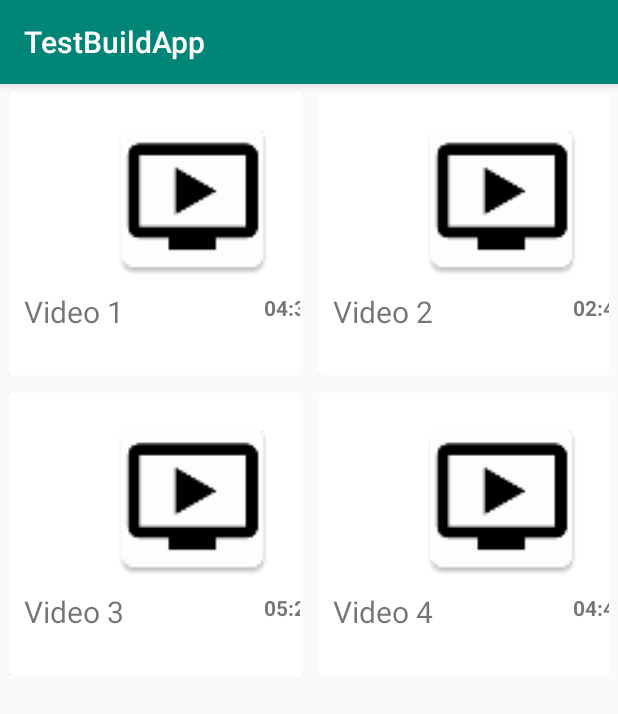
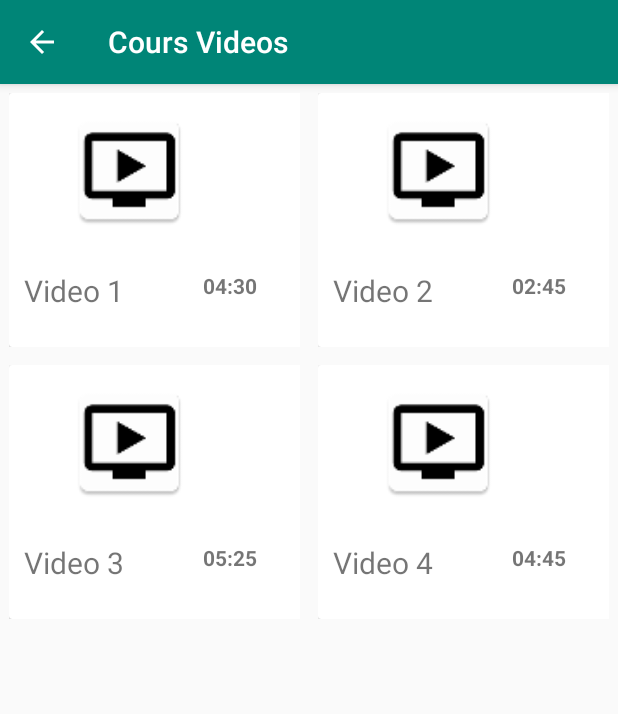
Before and after one commit to KotlinGeekDev/InfoTechEduApp, an Android app: the VideoCoursesActivity screen opened directly, with no data from a screen before it, on a phone screen of 412 x 824 dp. Shown: the top 714 px of the screen. Run offline under Robolectric (Android 15) with nearby library versions, the phone set to English and light mode, and no system bars.

Commit message:
Some fixes made:  1. Starting of video list display activity using Intents.

```diff
--- a/TestBuildApp/app/src/main/AndroidManifest.xml
+++ b/TestBuildApp/app/src/main/AndroidManifest.xml
@@ -18,7 +18,15 @@
                 android:name="android.support.PARENT_ACTIVITY"
                 android:value="tk.infotech.courses.android.mobileapps.testbuildapp.MainActivity" />
         </activity>
-        <activity android:name=".VideoCoursesActivity" />
+        <activity android:name=".VideoCoursesActivity"
+            android:label="Cours Videos"
+            android:parentActivityName=".MainActivity">
+
+            <!-- Parent activity meta-data to support 4.0 and lower -->
+            <meta-data
+                android:name="android.support.PARENT_ACTIVITY"
+                android:value="tk.infotech.courses.android.mobileapps.testbuildapp.MainActivity" />
+        </activity>
         <activity
             android:name=".main.information.AppInformation"
             android:label="A propos"
--- a/TestBuildApp/app/src/main/java/tk/infotech/courses/android/mobileapps/testbuildapp/MainActivity.java
+++ b/TestBuildApp/app/src/main/java/tk/infotech/courses/android/mobileapps/testbuildapp/MainActivity.java
@@ -74,7 +74,8 @@ public class MainActivity extends AppCompatActivity
         int id = item.getItemId();
 
         if (id == R.id.nav_video_icon) {
-            // Handle the camera action
+            Intent videoActivityIntent = new Intent(this, VideoCoursesActivity.class);
+            startActivity(videoActivityIntent);
         } else if (id == R.id.nav_course) {
 
             Intent chaptersIntent = new Intent(this, CourseChaptersActivity.class);
--- a/TestBuildApp/app/src/main/java/tk/infotech/courses/android/mobileapps/testbuildapp/Video.java
+++ b/TestBuildApp/app/src/main/java/tk/infotech/courses/android/mobileapps/testbuildapp/Video.java
@@ -9,6 +9,10 @@ public class Video {
         this.videoName = videoName;
         this.duration = videoDuration;
         this.videoThumbNailId = videoThumbNailId;
+    }
+
+    public Video() {
+
     }
 
     public int getVideoThumbNailId() {
@@ -34,4 +38,12 @@ public class Video {
     public void setVideoThumbNailId(int videoThumbNailId) {
         this.videoThumbNailId = videoThumbNailId;
     }
+
+    // Will need to add or remove this method in order to implement the SOC principle of architecture.
+
+//    public List<Video> getListOfVideos() {
+//        List<Video> videos = new ArrayList<>();
+//        videos.add(new Video("Chapter 1", "05:20", 10002));
+//        return videos;
+//    }
 }
--- a/TestBuildApp/app/src/main/res/layout/video_list_item.xml
+++ b/TestBuildApp/app/src/main/res/layout/video_list_item.xml
@@ -8,49 +8,51 @@
 
     <android.support.v7.widget.CardView
         android:id="@+id/video_card_view"
-        android:layout_width="271dp"
-        android:layout_height="188dp"
+        android:layout_width="223dp"
+        android:layout_height="wrap_content"
         video_card_view:cardCornerRadius="8dp"
         video_card_view:cardUseCompatPadding="true">
 
         <RelativeLayout
-            android:layout_width="246dp"
-            android:layout_height="wrap_content"
+            android:layout_width="215dp"
+            android:layout_height="169dp"
             android:padding="10dp">
 
             <ImageView
                 android:id="@+id/video_image"
-                android:layout_width="252dp"
-                android:layout_height="119dp"
+                android:layout_width="141dp"
+                android:layout_height="83dp"
                 android:src="@mipmap/ic_lvideo" />
 
             <TextView
                 android:id="@+id/videoTitle"
-                android:layout_width="154dp"
-                android:layout_height="45dp"
+                android:layout_width="106dp"
+                android:layout_height="51dp"
                 android:layout_below="@+id/video_image"
                 android:layout_alignParentTop="true"
-                android:layout_marginTop="122dp"
+                android:layout_marginTop="108dp"
                 android:text="@string/default_course_video_text"
                 android:textSize="20sp" />
 
             <TextView
                 android:id="@+id/videoDuration"
-                android:layout_width="74dp"
-                android:layout_height="36dp"
+                android:layout_width="53dp"
+                android:layout_height="43dp"
                 android:layout_below="@+id/video_image"
                 android:layout_alignEnd="@+id/video_image"
                 android:layout_alignRight="@+id/video_image"
                 android:layout_alignBottom="@+id/videoTitle"
-                android:layout_marginStart="6dp"
-                android:layout_marginLeft="6dp"
-                android:layout_marginTop="4dp"
-                android:layout_marginEnd="-8dp"
-                android:layout_marginRight="-8dp"
+                android:layout_marginStart="13dp"
+                android:layout_marginLeft="13dp"
+                android:layout_marginTop="25dp"
+                android:layout_marginEnd="-30dp"
+                android:layout_marginRight="-30dp"
                 android:layout_marginBottom="-2dp"
                 android:layout_toEndOf="@+id/videoTitle"
                 android:layout_toRightOf="@+id/videoTitle"
+                android:gravity="start"
                 android:text="@string/default_video_duration_text"
+                android:textAlignment="gravity"
                 android:textStyle="bold" />
 
         </RelativeLayout>
```
Also changed, not shown: 1 other file.
